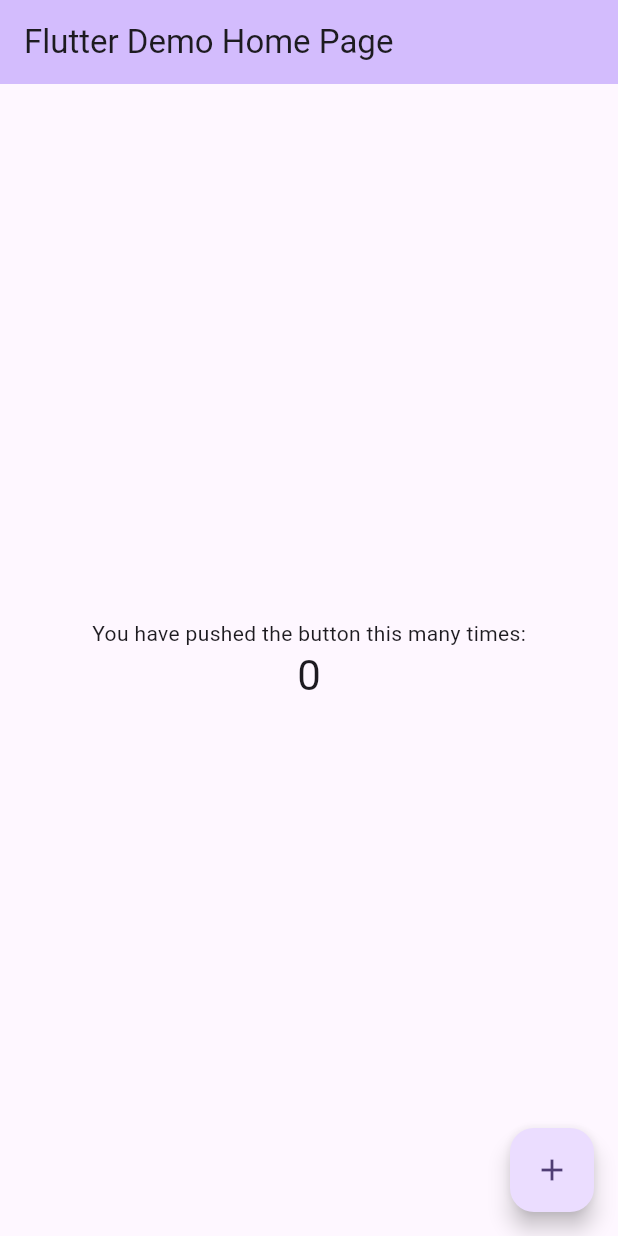
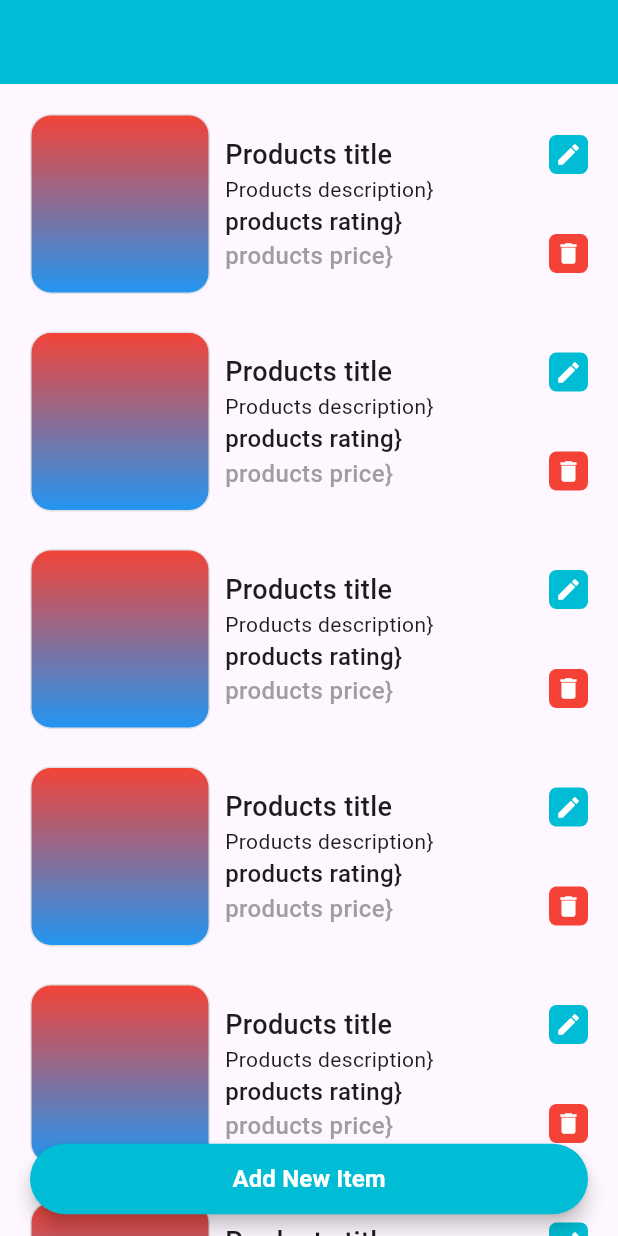
Before and after one commit to Mustakimmokter/Flutter-API-Crud, a Flutter app: the screen it shows after launch, on a phone screen of 412 x 824 dp. Run offline on Flutter 3.47's test engine with Material 2 defaults, Android fonts, the phone set to English and light mode, and no system bars.

Commit message:
Add more features

```diff
--- /dev/null
+++ b/lib/app/my_app.dart
@@ -0,0 +1,21 @@
+import 'package:flutter/material.dart';
+import 'package:flutter_curd_with_api/features/home/ui/screens/home_screen.dart';
+
+class MyApp extends StatelessWidget {
+  const MyApp({super.key});
+
+  @override
+  Widget build(BuildContext context) {
+    return MaterialApp(
+      debugShowCheckedModeBanner: false,
+      theme: ThemeData(
+        useMaterial3: true,
+        primarySwatch: Colors.cyan,
+        primaryColor: Colors.cyan,
+        focusColor: Colors.cyan,
+        appBarTheme: const AppBarTheme(backgroundColor: Colors.cyan,),
+      ),
+      home: const HomeScreen(),
+    );
+  }
+}
--- /dev/null
+++ b/lib/features/home/ui/screens/home_screen.dart
@@ -0,0 +1,153 @@
+import 'package:flutter/material.dart';
+import 'package:flutter_curd_with_api/features/post/ui/screen/post_screen.dart';
+import 'package:flutter_curd_with_api/shared/common_widgets/index.dart';
+import 'package:flutter_curd_with_api/shared/http_request/http_services.dart';
+
+class HomeScreen extends StatelessWidget {
+  const HomeScreen({super.key});
+
+  @override
+  Widget build(BuildContext context) {
+    return Scaffold(
+      appBar: AppBar(),
+      body: RefreshIndicator(
+        color: Colors.cyan,
+        onRefresh: ()async {
+        },
+        child: Stack(
+          children: [
+            ListView.builder(
+              padding: const EdgeInsets.all(20),
+              itemCount: 6,
+              itemBuilder: (context, index) {
+                return Column(
+                  children: [
+                    Row(
+                      children: [
+                        // thumbnail
+                        GestureDetector(
+                          onTap: (){
+                            print('View');
+                          },
+                          child: Hero(
+                            tag: 'image$index',
+                            child: Container(
+                              height: 120,
+                              width: 120,
+                              decoration: BoxDecoration(
+                                  gradient: const LinearGradient(
+                                    colors: [
+                                    Colors.red,
+                                    Colors.blue
+                                  ],
+                                    begin: Alignment.topCenter,
+                                    end: Alignment.bottomCenter
+                                  ),
+                                  border: Border.all(color: Colors.grey.shade300),
+                                  borderRadius: BorderRadius.circular(14)),
+                            ),
+                          ),
+                        ),
+                        const SizedBox(
+                          width: 10,
+                        ),
+                        Expanded(
+                          child: Column(
+                            crossAxisAlignment: CrossAxisAlignment.start,
+                            children: [
+                              Row(
+                                mainAxisAlignment: MainAxisAlignment.spaceBetween,
+                                crossAxisAlignment: CrossAxisAlignment.start,
+                                children: [
+                                  const Expanded(
+                                    child: Text(
+                                      'Products title',
+                                      style: TextStyle(
+                                          fontSize: 18, fontWeight: FontWeight.w500),
+                                    ),
+                                  ),
+                                  const SizedBox(width: 5),
+                                  // Edite Button
+                                  GestureDetector(
+                                    onTap: (){
+
+                                    },
+                                    child: Container(
+                                      padding: const EdgeInsets.symmetric(horizontal: 4,vertical: 4),
+                                      decoration: BoxDecoration(
+                                        color: Colors.cyan,
+                                        borderRadius: BorderRadius.circular(5),
+                                      ),
+                                      child: const Icon(Icons.edit,size: 18,color: Colors.white,),
+                                    ),
+                                  )
+                                ],
+                              ),
+                              const Text('Products description}',
+                                style: TextStyle(overflow: TextOverflow.ellipsis),),
+                              Row(
+                                mainAxisAlignment: MainAxisAlignment.spaceBetween,
+                                crossAxisAlignment: CrossAxisAlignment.end,
+                                children: [
+                                  const Column(
+                                    crossAxisAlignment: CrossAxisAlignment.start,
+                                    children: [
+                                      Text(
+                                        'products rating}',
+                                        style: TextStyle(
+                                          fontSize: 16,
+                                          fontWeight: FontWeight.w500,
+                                        ),
+                                      ),
+                                      Text(
+                                        'products price}',
+                                        style: TextStyle(
+                                            fontSize: 16,
+                                            fontWeight: FontWeight.w500,
+                                            color: Colors.grey),
+                                      ),
+                                    ],
+                                  ),
+                                  // Delete Button
+                                  GestureDetector(
+                                    onTap: (){
+
+                                    },
+                                    child: Container(
+                                      padding: const EdgeInsets.symmetric(horizontal: 4,vertical: 4),
+                                      decoration: BoxDecoration(
+                                        color: Colors.red,
+                                        borderRadius: BorderRadius.circular(5),
+                                      ),
+                                      child: const Icon(Icons.delete,size: 18,color: Colors.white,),
+                                    ),
+                                  ),
+                                ],
+                              ),
+                            ],
+                          ),
+                        ),
+                      ],
+                    ),
+                    const SizedBox(height: 25),
+                  ],
+                );
+              },
+            ),
+            Positioned(
+              left: 20,
+              right: 20,
+              bottom: 14,
+              child: BottomButton(
+                title: 'Add New Item',
+                onPressed: (){
+                  Navigator.push(context, MaterialPageRoute(builder: (_)=>PostScreen()));
+                },
+              ),
+            ),
+          ],
+        ),
+      ),
+    );
+  }
+}
--- a/lib/main.dart
+++ b/lib/main.dart
@@ -1,125 +1,6 @@
 import 'package:flutter/material.dart';
+import 'package:flutter_curd_with_api/app/my_app.dart';
 
 void main() {
   runApp(const MyApp());
 }
-
-class MyApp extends StatelessWidget {
-  const MyApp({super.key});
-
-  // This widget is the root of your application.
-  @override
-  Widget build(BuildContext context) {
-    return MaterialApp(
-      title: 'Flutter Demo',
-      theme: ThemeData(
-        // This is the theme of your application.
-        //
-        // TRY THIS: Try running your application with "flutter run". You'll see
-        // the application has a blue toolbar. Then, without quitting the app,
-        // try changing the seedColor in the colorScheme below to Colors.green
-        // and then invoke "hot reload" (save your changes or press the "hot
-        // reload" button in a Flutter-supported IDE, or press "r" if you used
-        // the command line to start the app).
-        //
-        // Notice that the counter didn't reset back to zero; the application
-        // state is not lost during the reload. To reset the state, use hot
-        // restart instead.
-        //
-        // This works for code too, not just values: Most code changes can be
-        // tested with just a hot reload.
-        colorScheme: ColorScheme.fromSeed(seedColor: Colors.deepPurple),
-        useMaterial3: true,
-      ),
-      home: const MyHomePage(title: 'Flutter Demo Home Page'),
-    );
-  }
-}
-
-class MyHomePage extends StatefulWidget {
-  const MyHomePage({super.key, required this.title});
-
-  // This widget is the home page of your application. It is stateful, meaning
-  // that it has a State object (defined below) that contains fields that affect
-  // how it looks.
-
-  // This class is the configuration for the state. It holds the values (in this
-  // case the title) provided by the parent (in this case the App widget) and
-  // used by the build method of the State. Fields in a Widget subclass are
-  // always marked "final".
-
-  final String title;
-
-  @override
-  State<MyHomePage> createState() => _MyHomePageState();
-}
-
-class _MyHomePageState extends State<MyHomePage> {
-  int _counter = 0;
-
-  void _incrementCounter() {
-    setState(() {
-      // This call to setState tells the Flutter framework that something has
-      // changed in this State, which causes it to rerun the build method below
-      // so that the display can reflect the updated values. If we changed
-      // _counter without calling setState(), then the build method would not be
-      // called again, and so nothing would appear to happen.
-      _counter++;
-    });
-  }
-
-  @override
-  Widget build(BuildContext context) {
-    // This method is rerun every time setState is called, for instance as done
-    // by the _incrementCounter method above.
-    //
-    // The Flutter framework has been optimized to make rerunning build methods
-    // fast, so that you can just rebuild anything that needs updating rather
-    // than having to individually change instances of widgets.
-    return Scaffold(
-      appBar: AppBar(
-        // TRY THIS: Try changing the color here to a specific color (to
-        // Colors.amber, perhaps?) and trigger a hot reload to see the AppBar
-        // change color while the other colors stay the same.
-        backgroundColor: Theme.of(context).colorScheme.inversePrimary,
-        // Here we take the value from the MyHomePage object that was created by
-        // the App.build method, and use it to set our appbar title.
-        title: Text(widget.title),
-      ),
-      body: Center(
-        // Center is a layout widget. It takes a single child and positions it
-        // in the middle of the parent.
-        child: Column(
-          // Column is also a layout widget. It takes a list of children and
-          // arranges them vertically. By default, it sizes itself to fit its
-          // children horizontally, and tries to be as tall as its parent.
-          //
-          // Column has various properties to control how it sizes itself and
-          // how it positions its children. Here we use mainAxisAlignment to
-          // center the children vertically; the main axis here is the vertical
-          // axis because Columns are vertical (the cross axis would be
-          // horizontal).
-          //
-          // TRY THIS: Invoke "debug painting" (choose the "Toggle Debug Paint"
-          // action in the IDE, or press "p" in the console), to see the
-          // wireframe for each widget.
-          mainAxisAlignment: MainAxisAlignment.center,
-          children: <Widget>[
-            const Text(
-              'You have pushed the button this many times:',
-            ),
-            Text(
-              '$_counter',
-              style: Theme.of(context).textTheme.headlineMedium,
-            ),
-          ],
-        ),
-      ),
-      floatingActionButton: FloatingActionButton(
-        onPressed: _incrementCounter,
-        tooltip: 'Increment',
-        child: const Icon(Icons.add),
-      ), // This trailing comma makes auto-formatting nicer for build methods.
-    );
-  }
-}
--- /dev/null
+++ b/lib/shared/common_widgets/bottom_button.dart
@@ -0,0 +1,23 @@
+import 'package:flutter/material.dart';
+
+class BottomButton extends StatelessWidget {
+  const BottomButton({super.key, required this.title, required this.onPressed});
+  final String title;
+  final VoidCallback onPressed;
+
+  @override
+  Widget build(BuildContext context) {
+    return SizedBox(
+      width: double.maxFinite,
+      child: ElevatedButton(
+        style: ButtonStyle(
+          padding: MaterialStateProperty.all(const EdgeInsets.symmetric(vertical: 12)),
+          backgroundColor: MaterialStateProperty.all<Color>(Colors.cyan),
+          elevation: MaterialStateProperty.all<double>(5),
+        ),
+        onPressed: onPressed,
+        child: Text(title,style: const TextStyle(color: Colors.white,fontSize: 16,fontWeight: FontWeight.bold),),
+      ),
+    );
+  }
+}
--- /dev/null
+++ b/lib/shared/common_widgets/index.dart
@@ -0,0 +1,2 @@
+export 'bottom_button.dart';
+export 'custom_text_field.dart';
```
Also changed, not shown: lib/features/home/ui/components/bottom_sheet.dart (added, +66 -0 lines), lib/features/post/ui/screen/post_screen.dart (added, +50 -0 lines), lib/shared/common_widgets/custom_text_field.dart (added, +18 -0 lines), lib/shared/http_request/http_services.dart (added, +24 -0 lines), pubspec.yaml (+5 -66 lines), pubspec.lock.
